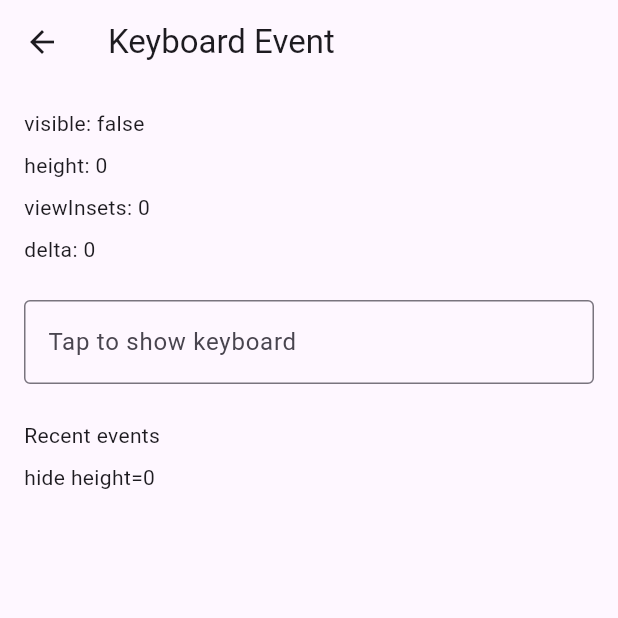
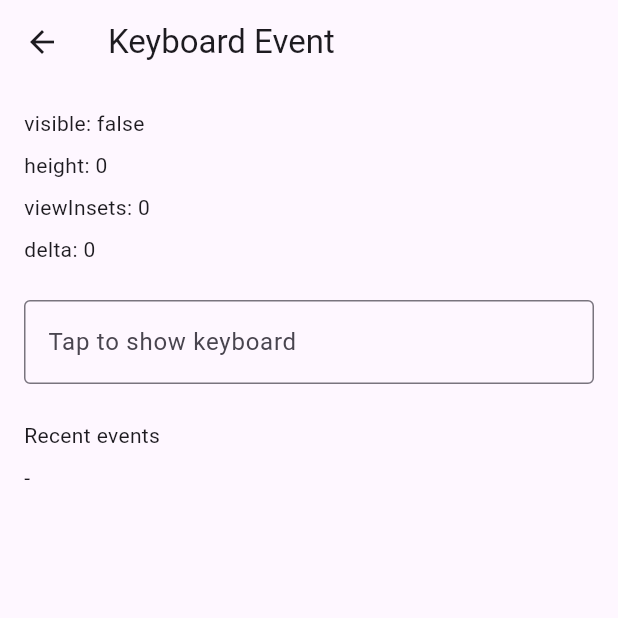
Before and after one commit to StanleyCocos/flutter_system_events, a Flutter app: the KeyboardEventPage screen opened directly, on a phone screen of 412 x 824 dp, the top half of it. Run offline on Flutter 3.47's test engine with Material 3 defaults, Android fonts, the phone set to English and light mode, and no system bars; our stand-ins replace plugin_platform_interface; missing offline and left inert: dart:html.

Commit message:
fix(example): avoid duplicate keyboard event row

```diff
--- a/example/lib/pages/keyboard_event_page.dart
+++ b/example/lib/pages/keyboard_event_page.dart
@@ -15,7 +15,7 @@ class _KeyboardEventPageState extends State<KeyboardEventPage> {
   StreamSubscription<KeyboardEvent>? _subscription1;
   bool _visible = false;
   double _height = 0;
-  final _events = <String>['hide height=0'];
+  final _events = <String>[];
 
   @override
   void initState() {
```
